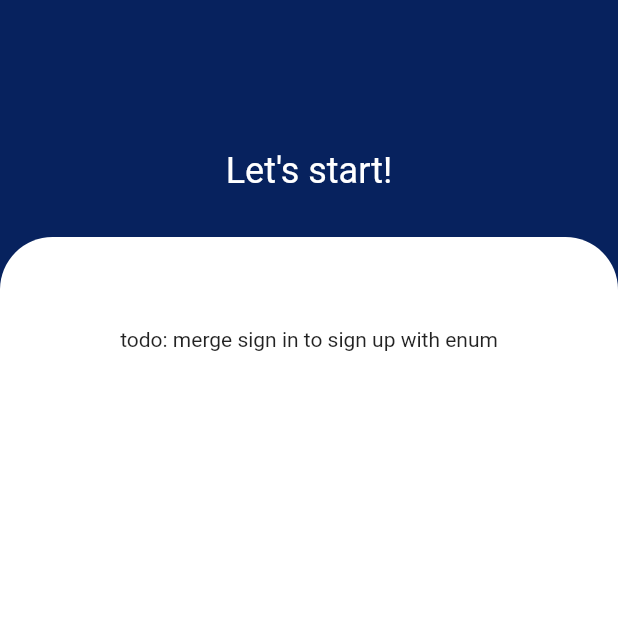
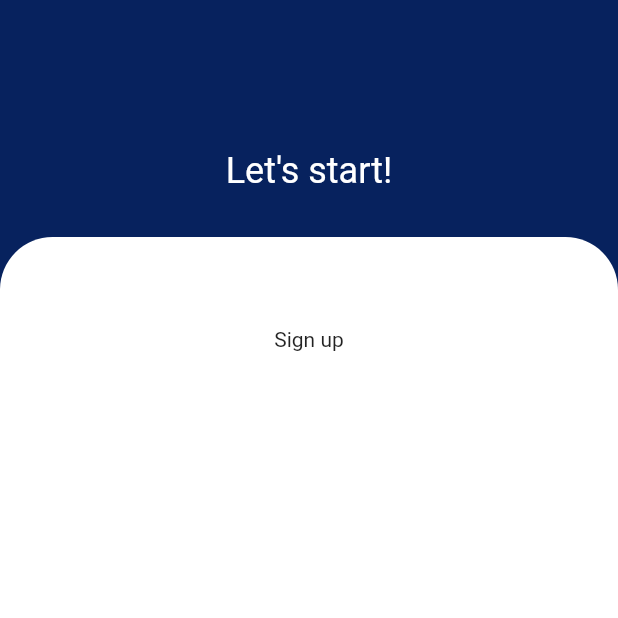
Before and after one commit to Waelahmed99/Edudito, a Flutter app: the screen it shows after launch, after a tap on "Sign Up", on a phone screen of 412 x 824 dp, the top half of it. Run offline on Flutter 3.47's test engine with Material 2 defaults, Android fonts, the phone set to English and light mode, and no system bars.

Commit message:
Changing SignIn & SignUp to Auth enum

```diff
--- a/lib/pages/sign_in_page.dart
+++ b/lib/pages/authentication_page.dart
@@ -1,6 +1,30 @@
 import 'package:flutter/material.dart';
 
-class SignInPage extends StatelessWidget {
+enum Auth { SignIn, SignUp }
+
+class AuthPage extends StatefulWidget {
+  final Auth initialAuth;
+
+  const AuthPage(this.initialAuth);
+
+  @override
+  _AuthPageState createState() => _AuthPageState();
+}
+
+class _AuthPageState extends State<AuthPage> {
+  Auth state;
+
+  @override
+  void initState() {
+    state = widget.initialAuth;
+    super.initState();
+  }
+
+  get isSignIn => state == Auth.SignIn;
+
+  void changeState() =>
+      setState(() => state = (isSignIn ? Auth.SignUp : Auth.SignIn));
+
   @override
   Widget build(BuildContext context) {
     return Scaffold(
@@ -12,21 +36,21 @@ class SignInPage extends StatelessWidget {
           children: [
             SizedBox(height: 100),
             Text(
-              'Welcome back',
+              isSignIn ? 'Welcome back' : 'Let\'s start!',
               style: TextStyle(
                 fontSize: 24,
                 color: Colors.white,
               ),
             ),
             SizedBox(height: 30),
-            Expanded(child: _buildSignInForm(context)),
+            Expanded(child: _buildForm(context)),
           ],
         ),
       ),
     );
   }
 
-  Widget _buildSignInForm(context) {
+  Widget _buildForm(context) {
     return Container(
       alignment: Alignment.center,
       width: MediaQuery.of(context).size.width,
@@ -40,7 +64,7 @@ class SignInPage extends StatelessWidget {
       child: Column(
         children: [
           SizedBox(height: 60),
-          Text('Implement form'),
+          Text(isSignIn ? 'Sign In' : 'Sign up'),
         ],
       ),
     );
--- a/lib/pages/sign_up_page.dart
+++ /dev/null
@@ -1,48 +0,0 @@
-import 'package:flutter/material.dart';
-
-class SignUpPage extends StatelessWidget {
-  @override
-  Widget build(BuildContext context) {
-    return Scaffold(
-      body: Container(
-        width: MediaQuery.of(context).size.width,
-        color: Color(0xff07225E),
-        child: Column(
-          crossAxisAlignment: CrossAxisAlignment.center,
-          children: [
-            SizedBox(height: 100),
-            Text(
-              'Let\'s start!',
-              style: TextStyle(
-                fontSize: 24,
-                color: Colors.white,
-              ),
-            ),
-            SizedBox(height: 30),
-            Expanded(child: _buildSignInForm(context)),
-          ],
-        ),
-      ),
-    );
-  }
-
-  Widget _buildSignInForm(context) {
-    return Container(
-      alignment: Alignment.center,
-      width: MediaQuery.of(context).size.width,
-      decoration: BoxDecoration(
-        color: Colors.white,
-        borderRadius: BorderRadius.only(
-          topRight: Radius.circular(35),
-          topLeft: Radius.circular(35),
-        ),
-      ),
-      child: Column(
-        children: [
-          SizedBox(height: 60),
-          Text('todo: merge sign in to sign up with enum'),
-        ],
-      ),
-    );
-  }
-}
--- a/lib/pages/welcome_page.dart
+++ b/lib/pages/welcome_page.dart
@@ -1,6 +1,5 @@
 import 'package:flutter/material.dart';
-import 'sign_in_page.dart';
-import 'sign_up_page.dart';
+import 'authentication_page.dart';
 
 class WelcomePage extends StatelessWidget {
   @override
@@ -60,13 +59,13 @@ class WelcomePage extends StatelessWidget {
                     context,
                     text: 'Sign In',
                     color: Color(0xffF8DE44),
-                    navigatePage: SignInPage(),
+                    state: Auth.SignIn,
                   ),
                   _buildContainerButton(
                     context,
                     text: 'Sign Up',
                     color: Color(0xffffffff),
-                    navigatePage: SignUpPage(),
+                    state: Auth.SignUp,
                   ),
                 ],
               )),
@@ -77,10 +76,10 @@ class WelcomePage extends StatelessWidget {
   }
 
   Widget _buildContainerButton(context,
-      {String text, var navigatePage, Color color}) {
+      {String text, Auth state, Color color}) {
     return GestureDetector(
       onTap: () => Navigator.of(context).push(MaterialPageRoute(
-        builder: (context) => navigatePage,
+        builder: (context) => AuthPage(state),
       )),
       child: Container(
         padding: EdgeInsets.symmetric(horizontal: 42, vertical: 10),
```
